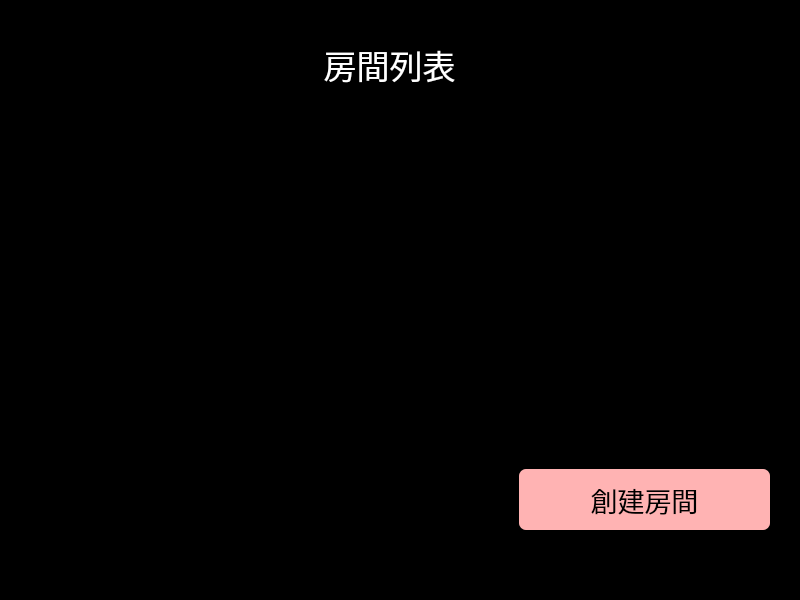
Qt form client/views/ui_tetris.ui (mark0613/1111_NP_TetrisPlus) before a commit.
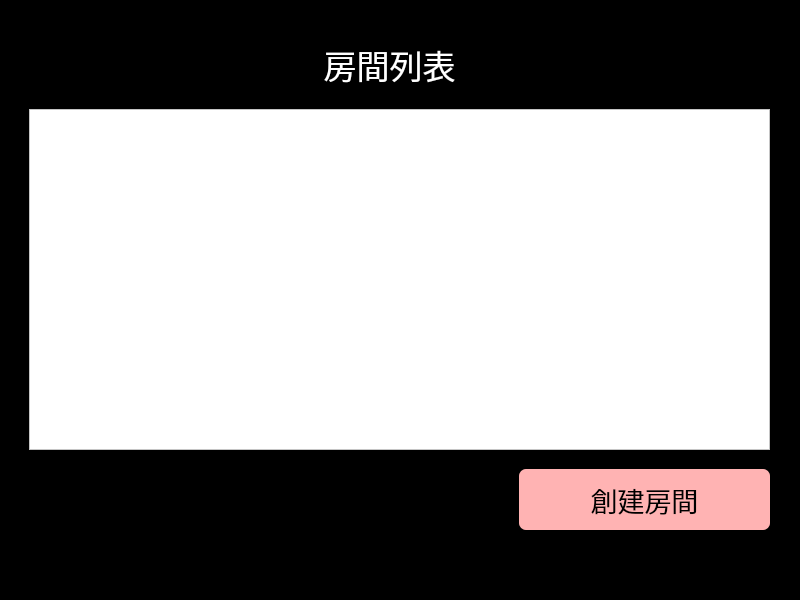
The same form after that commit. The open tabs and pages were chosen to show the change. Icons and pictures are not drawn.

Commit message: feat: change background-color of room list

Diff of the .ui file:
```diff
--- a/client/views/ui_tetris.ui
+++ b/client/views/ui_tetris.ui
@@ -2121,6 +2121,11 @@
         <height>341</height>
        </rect>
       </property>
+      <property name="styleSheet">
+       <string notr="true">QListWidget {
+	background-color: #fff;
+}</string>
+      </property>
      </widget>
      <widget class="QLabel" name="label_room_list">
       <property name="geometry">
```
The commit also changes 1 other file.
